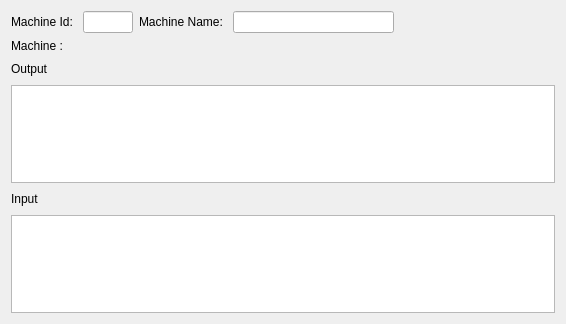
Qt form gui/formmachine.ui (newey499/enigma) before a commit.
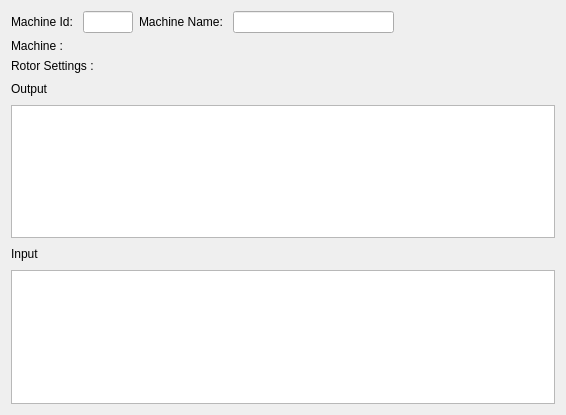
The same form after that commit.

The edit to the form file:
```diff
--- a/gui/formmachine.ui
+++ b/gui/formmachine.ui
@@ -7,7 +7,7 @@
     <x>0</x>
     <y>0</y>
     <width>566</width>
-    <height>324</height>
+    <height>415</height>
    </rect>
   </property>
   <property name="windowTitle">
@@ -72,6 +72,17 @@
      </item>
     </layout>
    </item>
+   <item>
+    <layout class="QHBoxLayout" name="rotorDefinitionLayout">
+     <item>
+      <widget class="QLabel" name="label_4">
+       <property name="text">
+        <string>Rotor Settings : </string>
+       </property>
+      </widget>
+     </item>
+    </layout>
+   </item>
    <item>
     <layout class="QHBoxLayout" name="horizontalLayout_2">
      <item>
```
